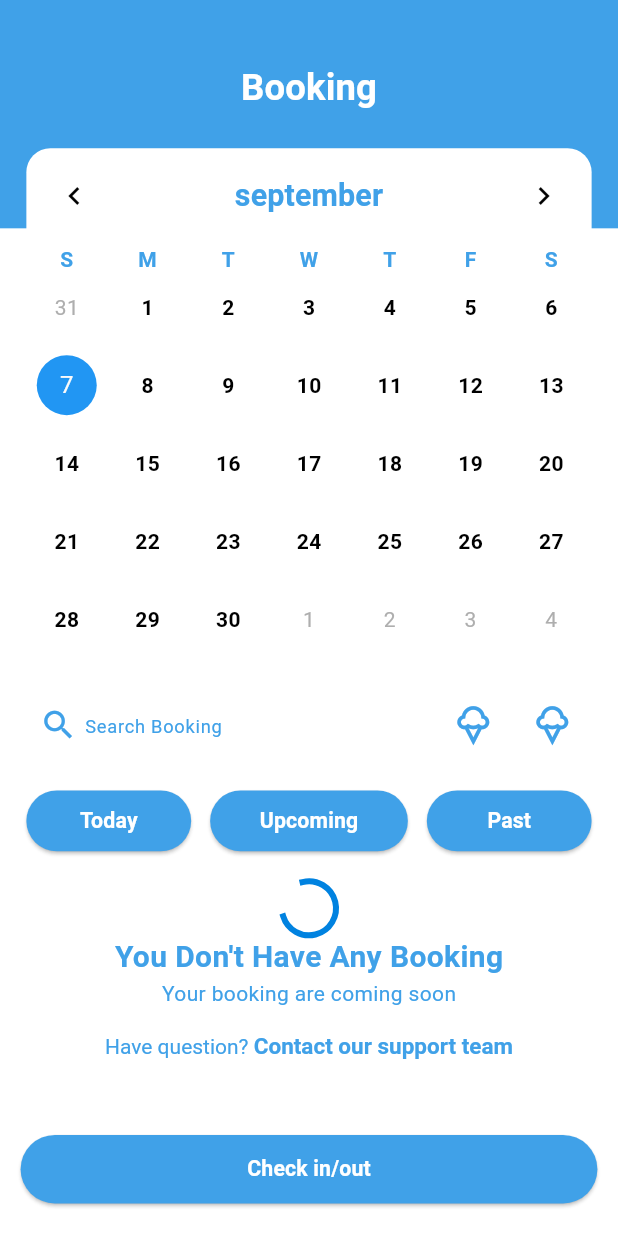
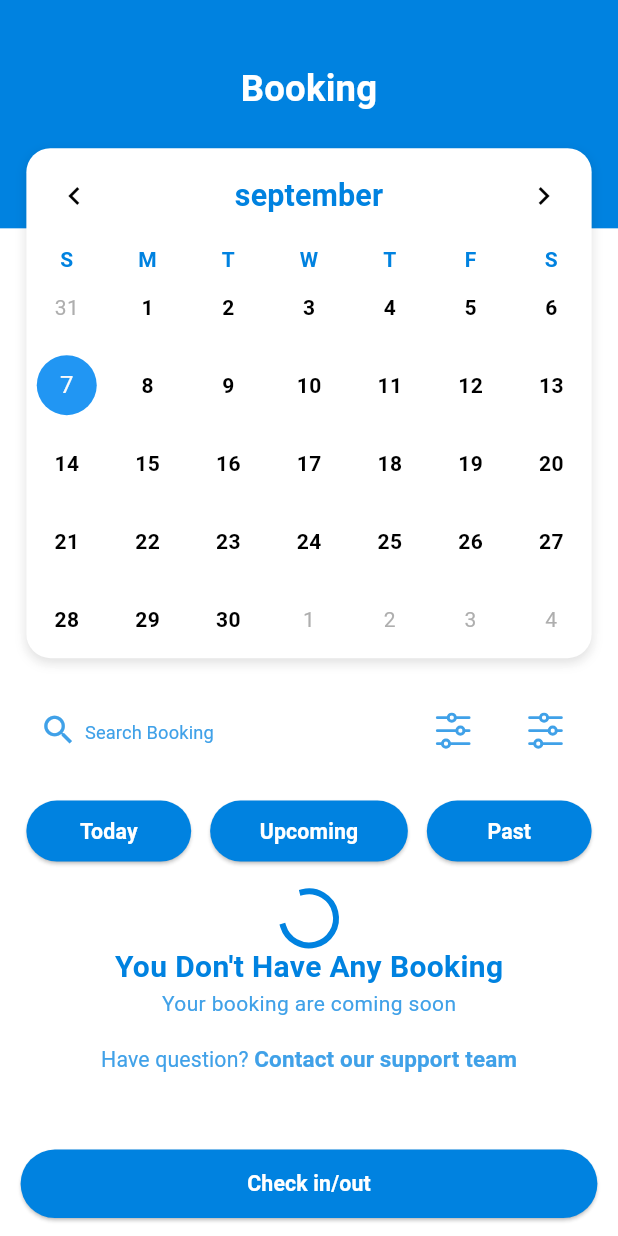
Before and after one commit to sohanthink/cenith-merchant, a Flutter app: the BookingScreen screen opened directly, on a phone screen of 412 x 824 dp. Run offline on Flutter 3.47's test engine with Material 3 defaults, Android fonts, the phone set to English and light mode, and no system bars; drawn by our look-alikes of table_calendar; our stand-ins replace flutter_screenutil, flutter_svg, get; missing offline and left inert: mobile_scanner.

Commit message:
booking screen text issu fixed

```diff
--- a/lib/app.dart
+++ b/lib/app.dart
@@ -19,7 +19,7 @@ class CenithStorage extends StatelessWidget {
       builder: (_,child){
         return GetMaterialApp(
             debugShowCheckedModeBanner: false,
-            initialRoute: '/',
+            initialRoute: 'booking-screen',
             initialBinding: ControllerBindings(),
             onGenerateRoute: AppRoutes.routes,
             theme: AppTheme.themeData
--- a/lib/core/routes/app_routes.dart
+++ b/lib/core/routes/app_routes.dart
@@ -1,4 +1,6 @@
+import 'package:cenith_marchent/features/booking/view/booking_screen.dart';
 import 'package:cenith_marchent/features/home/view/home_view.dart';
+import 'package:cenith_marchent/features/home/view/qr_code_scanning_screen.dart';
 import 'package:cenith_marchent/features/main_bottom_nav/view/main_bottom_nav_view.dart';
 import 'package:flutter/material.dart';
 
@@ -9,9 +11,11 @@ class AppRoutes {
       screenWidget = HomeView();
     } if(settings.name == MainBottomNavView.name){
       screenWidget = MainBottomNavView();
+    }else if(settings.name==BookingScreen.name){
+      screenWidget=BookingScreen();
+    }else if(settings.name==QrCodeScanningScreen.name) {
+      screenWidget = QrCodeScanningScreen();
     }
-
-    return MaterialPageRoute(builder: (context)=> screenWidget);
-
-  }
+      return MaterialPageRoute(builder: (context) => screenWidget);
+    }
 }
--- a/lib/features/booking/view/booking_screen.dart
+++ b/lib/features/booking/view/booking_screen.dart
@@ -1,9 +1,8 @@
-import 'dart:developer';
-
 import 'package:cenith_marchent/core/constants/app_colors.dart';
+import 'package:cenith_marchent/core/constants/asstes_path/icons_path.dart';
 import 'package:flutter/material.dart';
 import 'package:flutter_screenutil/flutter_screenutil.dart';
-import 'package:intl/intl.dart';
+import 'package:flutter_svg/flutter_svg.dart';
 import 'package:table_calendar/table_calendar.dart';
 
 class BookingScreen extends StatefulWidget {
@@ -18,6 +17,7 @@ class BookingScreen extends StatefulWidget {
 class _BookingScreenState extends State<BookingScreen> {
   @override
   Widget build(BuildContext context) {
+    final style = Theme.of(context).textTheme;
     return Scaffold(
       backgroundColor: Colors.white.withOpacity(0.9),
       body: Column(
@@ -27,16 +27,14 @@ class _BookingScreenState extends State<BookingScreen> {
               Container(
                 height: 150.h,
                 width: double.infinity,
-                decoration: BoxDecoration(color: AppColors.midLightBlue),
+                decoration: BoxDecoration(color: AppColors.themColor),
                 child: Padding(
                   padding: EdgeInsets.only(top: 40.0.h),
                   child: Text(
                     'Booking',
-                    style: TextStyle(
-                      fontSize: 24.sp,
+                    style: style.titleMedium?.copyWith(
+                      color: Colors.white,
                       fontWeight: FontWeight.bold,
-                      letterSpacing: 0.1.sp,
-                      color: Colors.white,
                     ),
                     textAlign: TextAlign.center,
                   ),
@@ -49,6 +47,13 @@ class _BookingScreenState extends State<BookingScreen> {
                   decoration: BoxDecoration(
                     borderRadius: BorderRadius.circular(16),
                     color: Colors.white,
+                    boxShadow: [
+                      BoxShadow(
+                        color: Colors.black12,
+                        blurRadius: 6,
+                        offset: Offset(0, 3),
+                      )
+                    ],
                   ),
                   child: TableCalendar(
                     focusedDay: DateTime.now(),
@@ -63,7 +68,7 @@ class _BookingScreenState extends State<BookingScreen> {
                       },
                       titleTextStyle: TextStyle(
                         fontSize: 20.sp,
-                        color: AppColors.midLightBlue,
+                        color: AppColors.themColor,
                         fontWeight: FontWeight.w600,
                         letterSpacing: 0.1.sp,
                       ),
@@ -77,6 +82,7 @@ class _BookingScreenState extends State<BookingScreen> {
                         Icons.chevron_right,
                         color: Colors.black,
                       ),
+
                     ),
                     daysOfWeekStyle: DaysOfWeekStyle(
                       dowTextFormatter: (date, locale) {
@@ -95,11 +101,11 @@ class _BookingScreenState extends State<BookingScreen> {
                             : 'S';
                       },
                       weekdayStyle: TextStyle(
-                        color: AppColors.midLightBlue,
+                        color: AppColors.themColor,
                         fontWeight: FontWeight.bold,
                       ),
                       weekendStyle: TextStyle(
-                        color: AppColors.midLightBlue,
+                        color: AppColors.themColor,
                         fontWeight: FontWeight.bold,
                       ),
                     ),
@@ -125,10 +131,10 @@ class _BookingScreenState extends State<BookingScreen> {
             padding: EdgeInsets.symmetric(horizontal: 16.0.w),
             child: Row(
               children: [
-                buildTextFormField(),
+                buildTextFormField(style),
                 SizedBox(width: 5.w),
-                buildIcons(Icons.icecream_outlined),
-                buildIcons(Icons.icecream_outlined),
+                buildIcons(IconsPath.toolsFilterIconSvg),
+                buildIcons(IconsPath.downloadIconSvg),
               ],
             ),
           ),
@@ -138,9 +144,9 @@ class _BookingScreenState extends State<BookingScreen> {
             child: Row(
               mainAxisAlignment: MainAxisAlignment.spaceBetween,
               children: [
-                buildElevatedButton('Today', () {}),
-                buildElevatedButton('Upcoming', () {}, size: 120.w),
-                buildElevatedButton('Past', () {}),
+                buildElevatedButton('Today', () {}, style),
+                buildElevatedButton('Upcoming', () {}, style, size: 120.w),
+                buildElevatedButton('Past', () {}, style),
               ],
             ),
           ),
@@ -151,35 +157,29 @@ class _BookingScreenState extends State<BookingScreen> {
             style: TextStyle(
               fontWeight: FontWeight.bold,
               fontSize: 20,
-              color: AppColors.midLightBlue,
+              color: AppColors.themColor,
             ),
           ),
-          Text('Your booking are coming soon',style: TextStyle(color: AppColors.midLightBlue),),
-          SizedBox(height: 16.h,),
+          Text(
+            'Your booking are coming soon',
+            style: TextStyle(color: AppColors.midLightBlue),
+          ),
+          SizedBox(height: 16.h),
           RichText(
-              text: TextSpan(
-                style: TextStyle(fontSize: 14,color: AppColors.midLightBlue),
-            children: [
-              TextSpan(text: 'Have question? '),
-              TextSpan(text: 'Contact our support team',style: TextStyle(fontWeight: FontWeight.bold,fontSize: 15))
-            ]
-          )),
+            text: TextSpan(
+              style: style.titleSmall,
+              children: [
+                TextSpan(text: 'Have question? '),
+                TextSpan(
+                  text: 'Contact our support team',
+                  style: TextStyle(fontWeight: FontWeight.bold, fontSize: 15),
+                ),
+              ],
+            ),
+          ),
 
-         SizedBox(height: 48.h,),
-          ElevatedButton(
-              style: ElevatedButton.styleFrom(
-                fixedSize: Size(350.w, 45.h),
-                backgroundColor: AppColors.midLightBlue,
-                foregroundColor: Colors.white,
-                textStyle: TextStyle(
-                  fontSize: 14.sp,
-                  fontWeight: FontWeight.bold,
-                  letterSpacing: 0.1.sp
-                )
-              ),
-              onPressed: (){}, child: Text('Check in/out'))
-
-
+          SizedBox(height: 48.h),
+          ElevatedButton(onPressed: () {}, child: Text('Check in/out')),
         ],
       ),
     );
@@ -203,23 +203,15 @@ class _BookingScreenState extends State<BookingScreen> {
     return months[month - 1];
   }
 
-  Widget buildTextFormField() {
+  Widget buildTextFormField(TextTheme style) {
     return Expanded(
       child: TextFormField(
         decoration: InputDecoration(
           hintText: 'Search Booking',
-          hintStyle: TextStyle(
-            fontWeight: FontWeight.w400,
-            color: AppColors.midLightBlue,
-            fontSize: 12.sp,
-          ),
+          hintStyle: style.headlineMedium?.copyWith(letterSpacing: 0.1.sp),
           prefixIcon: Padding(
             padding: EdgeInsets.symmetric(horizontal: 8.0.w),
-            child: Icon(
-              Icons.search,
-              color: AppColors.midLightBlue,
-              size: 25.sp,
-            ),
+            child: Icon(Icons.search, color: AppColors.midLightBlue, size: 25.sp),
           ),
           prefixIconConstraints: BoxConstraints(maxHeight: 25, maxWidth: 35),
           border: OutlineInputBorder(borderSide: BorderSide.none),
@@ -239,31 +231,28 @@ class _BookingScreenState extends State<BookingScreen> {
     );
   }
 
-  Widget buildIcons(IconData icon) {
+  Widget buildIcons(String icon) {
     return Container(
-      margin: EdgeInsets.all(3.w),
+      margin: EdgeInsets.all(4.w),
       decoration: BoxDecoration(shape: BoxShape.circle, color: Colors.white),
       child: Padding(
-        padding: EdgeInsets.all(8.0.w),
-        child: Icon(icon, size: 28.sp, color: AppColors.midLightBlue),
+        padding: EdgeInsets.all(10.0.w),
+        child: SvgPicture.asset(icon, width: 28.w),
       ),
     );
   }
 
   Widget buildElevatedButton(
     String buttonName,
-    VoidCallback onTap, {
+    VoidCallback onTap,
+    TextTheme style, {
     double? size,
   }) {
     return ElevatedButton(
       style: ElevatedButton.styleFrom(
-        backgroundColor: AppColors.midLightBlue,
+        backgroundColor: AppColors.themColor,
         foregroundColor: Colors.white,
-        textStyle: TextStyle(
-          fontSize: 14.sp,
-          fontWeight: FontWeight.bold,
-          letterSpacing: 0.1.sp,
-        ),
+        textStyle: style.titleSmall?.copyWith(fontWeight: FontWeight.w600),
         fixedSize: Size(size ?? 100.w, 40.h),
       ),
       onPressed: onTap,
```
